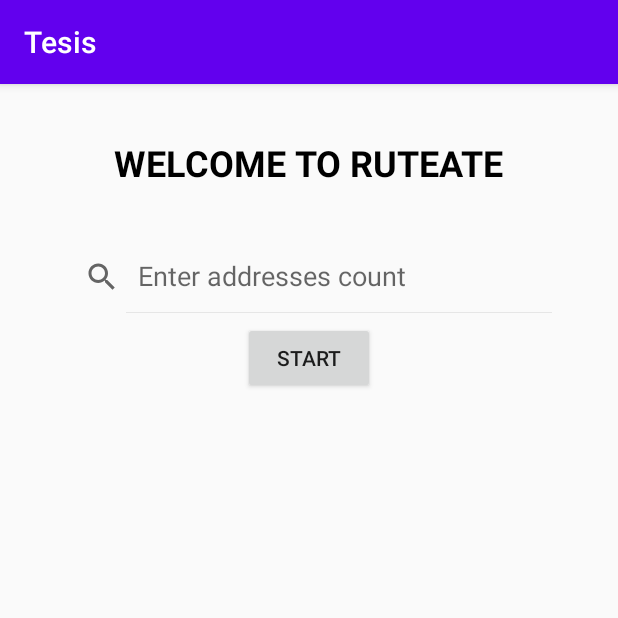
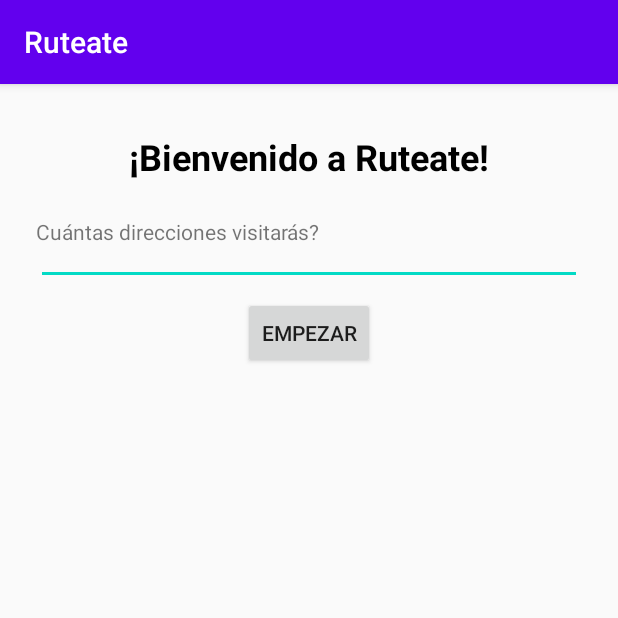
Before and after one commit to constanzamorillo1/tesis, an Android app: the screen it shows after launch (MainActivity), on a phone screen of 412 x 824 dp, the top half of it. Run offline under Robolectric (Android 15) with nearby library versions, the phone set to English and light mode, and no system bars.

Commit message:
set viewModel to get results. Add news dimens and string to layout

```diff
--- a/app/src/main/java/com/example/tesis/ui/MainActivity.kt
+++ b/app/src/main/java/com/example/tesis/ui/MainActivity.kt
@@ -17,7 +17,7 @@ class MainActivity : AppCompatActivity() {
 
         binding.startButton.setOnClickListener {
             val intent = Intent(this, OsmdroidActivity::class.java)
-            intent.putExtra(COUNT, binding.searchView.query.toString())
+            intent.putExtra(COUNT, binding.countInput.text)
             startActivity(intent)
         }
     }
--- a/app/src/main/res/layout/activity_main.xml
+++ b/app/src/main/res/layout/activity_main.xml
@@ -11,23 +11,35 @@
         android:layout_width="wrap_content"
         android:layout_height="wrap_content"
         android:text="@string/app_title"
-        android:textSize="24sp"
-        android:layout_marginTop="36dp"
+        android:textSize="@dimen/font_ui_3m"
+        android:layout_marginTop="@dimen/ui_4m"
         android:textColor="#000000"
         android:textStyle="bold"
         app:layout_constraintEnd_toEndOf="parent"
         app:layout_constraintStart_toStartOf="parent"
         app:layout_constraintTop_toTopOf="parent" />
 
-   <androidx.appcompat.widget.SearchView
-       android:id="@+id/searchView"
-       android:layout_width="0dp"
+    <TextView
+        android:id="@+id/title"
+        android:layout_width="@dimen/ui_0m"
+        android:layout_height="wrap_content"
+        android:layout_marginTop="@dimen/ui_3m"
+        android:layout_marginStart="@dimen/ui_3m"
+        android:layout_marginEnd="@dimen/ui_3m"
+        android:text="@string/app_title_count"
+        app:layout_constraintTop_toBottomOf="@+id/textView"
+        app:layout_constraintEnd_toEndOf="parent"
+        app:layout_constraintStart_toStartOf="parent"/>
+
+   <EditText
+       android:id="@+id/countInput"
+       android:layout_width="@dimen/ui_0m"
        android:layout_height="wrap_content"
-       android:layout_marginTop="36dp"
-       android:layout_marginStart="36dp"
-       android:layout_marginEnd="36dp"
+       android:layout_marginTop="@dimen/ui_3m"
+       android:layout_marginStart="@dimen/ui_3m"
+       android:layout_marginEnd="@dimen/ui_3m"
        app:iconifiedByDefault="false"
-       app:queryHint="Enter addresses count"
+       android:inputType="number"
        app:layout_constraintTop_toBottomOf="@+id/textView"
        app:layout_constraintEnd_toEndOf="parent"
        app:layout_constraintStart_toStartOf="parent"/>
@@ -36,8 +48,8 @@
         android:id="@+id/startButton"
         android:layout_width="wrap_content"
         android:layout_height="wrap_content"
-        android:layout_marginTop="6dp"
-        app:layout_constraintTop_toBottomOf="@+id/searchView"
+        android:layout_marginTop="@dimen/ui_1m"
+        app:layout_constraintTop_toBottomOf="@+id/countInput"
         app:layout_constraintStart_toStartOf="parent"
         app:layout_constraintEnd_toEndOf="parent"
         android:text="@string/app_start"/>
--- /dev/null
+++ b/app/src/main/res/values/dimens.xml
@@ -0,0 +1,9 @@
+<?xml version="1.0" encoding="utf-8"?>
+<resources>
+    <dimen name="ui_0m">0dp</dimen>
+    <dimen name="ui_1m">8dp</dimen>
+    <dimen name="ui_2m">16dp</dimen>
+    <dimen name="ui_3m">24dp</dimen>
+    <dimen name="ui_4m">32dp</dimen>
+    <dimen name="font_ui_3m">24sp</dimen>
+</resources>
--- a/app/src/main/res/values/strings.xml
+++ b/app/src/main/res/values/strings.xml
@@ -1,8 +1,9 @@
 <resources>
-    <string name="app_name">Tesis</string>
+    <string name="app_name">Ruteate</string>
     <string name="title_activity_maps">Map</string>
-    <string name="app_calculate">Calculate</string>
+    <string name="app_calculate">Calcular</string>
     <string name="app_reset">Reset</string>
-    <string name="app_start">Start</string>
-    <string name="app_title">WELCOME TO RUTEATE</string>
+    <string name="app_start">Empezar</string>
+    <string name="app_title">¡Bienvenido a Ruteate!</string>
+    <string name="app_title_count">Cuántas direcciones visitarás?</string>
 </resources>
```
Also changed, not shown: app/src/main/java/com/example/tesis/ui/OsmdroidActivity.kt (+38 -13 lines), app/src/main/java/com/example/tesis/ui/OsmdroidViewModel.kt (+12 -4 lines), app/src/main/res/layout/activity_osmdroid.xml (+4 -4 lines).
